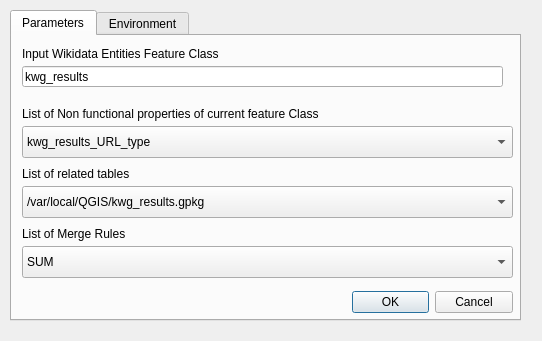
First picture: the form in kwg_geoenrichment/kwg_property_merge_dialog_base.ui, repository KnowWhereGraph/geoenrichment-qgis, before the edit.
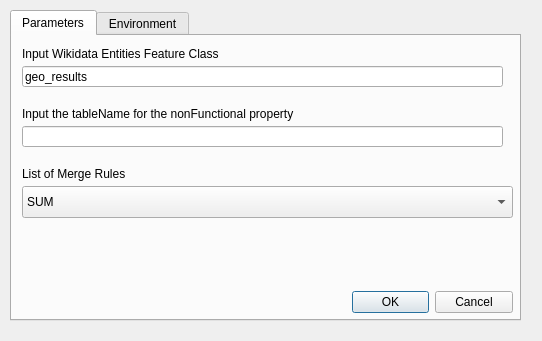
Second picture: the form after the edit.

Commit message:
Building multi-valued dict for non-functional property
Building multi-valued dict for non-functional property

The edit to the form file:
```diff
--- a/kwg_geoenrichment/kwg_property_merge_dialog_base.ui
+++ b/kwg_geoenrichment/kwg_property_merge_dialog_base.ui
@@ -58,7 +58,7 @@
       <string>&lt;html&gt;&lt;head/&gt;&lt;body&gt;&lt;p&gt;Enter the feature class name&lt;/p&gt;&lt;/body&gt;&lt;/html&gt;</string>
      </property>
      <property name="text">
-      <string>kwg_results</string>
+      <string>geo_results</string>
      </property>
     </widget>
     <widget class="QDialogButtonBox" name="button_box">
@@ -100,27 +100,14 @@
       </rect>
      </property>
      <property name="text">
-      <string>List of Non functional properties of current feature Class</string>
-     </property>
-    </widget>
-    <widget class="QLabel" name="label_4">
-     <property name="geometry">
-      <rect>
-       <x>10</x>
-       <y>130</y>
-       <width>481</width>
-       <height>16</height>
-      </rect>
-     </property>
-     <property name="text">
-      <string>List of related tables</string>
+      <string>Input the tableName for the nonFunctional property</string>
      </property>
     </widget>
     <widget class="QLabel" name="label_5">
      <property name="geometry">
       <rect>
        <x>10</x>
-       <y>190</y>
+       <y>130</y>
        <width>481</width>
        <height>16</height>
       </rect>
@@ -133,7 +120,7 @@
      <property name="geometry">
       <rect>
        <x>10</x>
-       <y>210</y>
+       <y>150</y>
        <width>491</width>
        <height>32</height>
       </rect>
@@ -184,35 +171,21 @@
       </property>
      </item>
     </widget>
-    <widget class="QComboBox" name="comboBox_2">
-     <property name="geometry">
-      <rect>
-       <x>10</x>
-       <y>150</y>
-       <width>491</width>
-       <height>32</height>
-      </rect>
-     </property>
-     <item>
-      <property name="text">
-       <string>/var/local/QGIS/kwg_results.gpkg</string>
-      </property>
-     </item>
-    </widget>
-    <widget class="QComboBox" name="comboBox_3">
+    <widget class="QLineEdit" name="lineEdit_2">
      <property name="geometry">
       <rect>
        <x>10</x>
        <y>90</y>
-       <width>491</width>
-       <height>32</height>
+       <width>481</width>
+       <height>21</height>
       </rect>
      </property>
-     <item>
-      <property name="text">
-       <string>kwg_results_URL_type</string>
-      </property>
-     </item>
+     <property name="toolTip">
+      <string>&lt;html&gt;&lt;head/&gt;&lt;body&gt;&lt;p&gt;Enter the feature class name&lt;/p&gt;&lt;/body&gt;&lt;/html&gt;</string>
+     </property>
+     <property name="text">
+      <string/>
+     </property>
     </widget>
    </widget>
    <widget class="QWidget" name="tab_2">
```
The commit also changes 3 other files.
